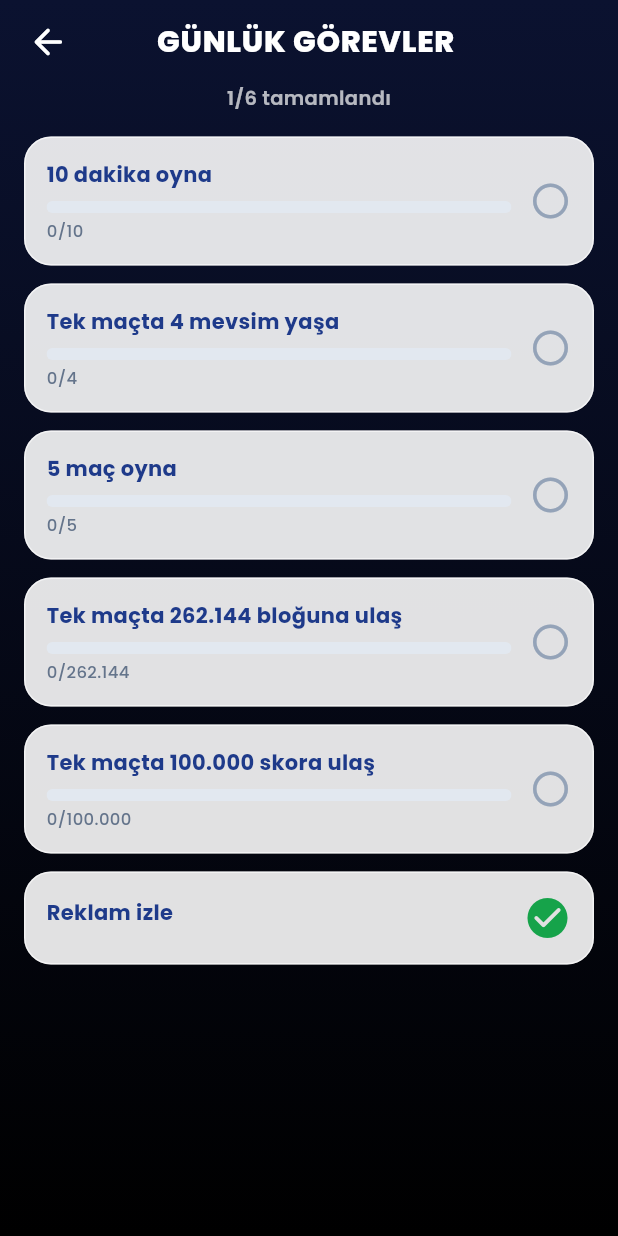
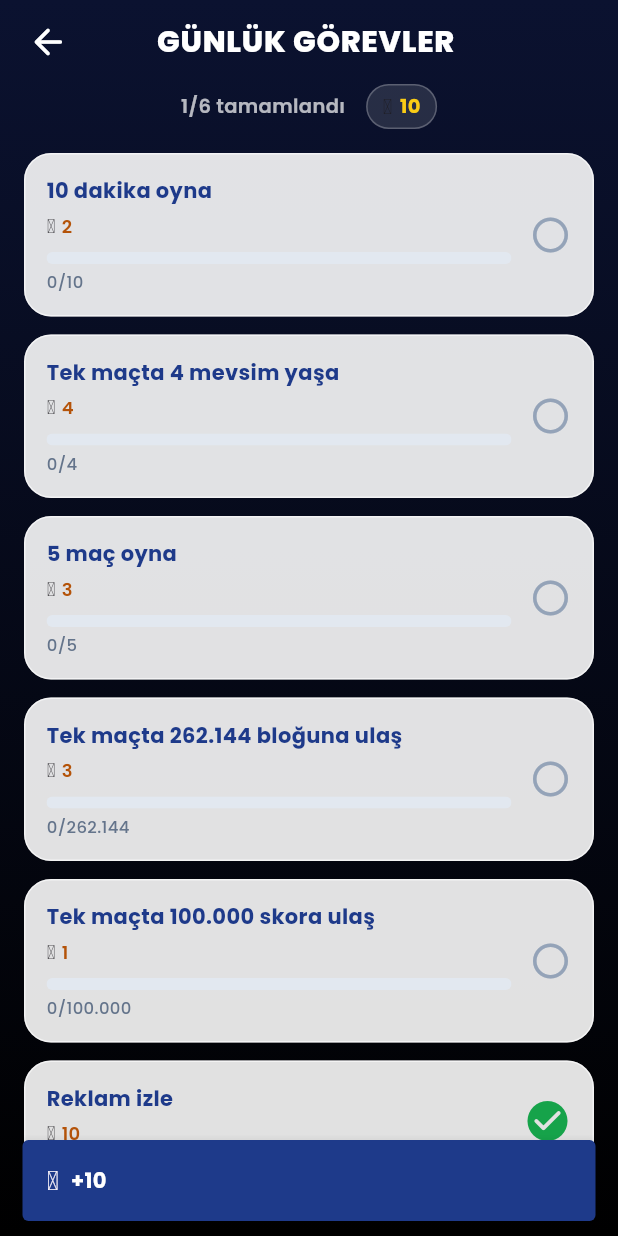
Before and after one commit to ibovibo/tetris2048-flutter, a Flutter app: the DailyQuestScreen screen opened directly, after a tap on "İzle", on a phone screen of 412 x 824 dp. Run offline on Flutter 3.47's test engine with Material 3 defaults, Android fonts, the phone set to English and light mode, and no system bars; our stand-ins replace cloud_firestore, firebase_auth, firebase_core, google_fonts, image_picker, shared_preferences; missing offline and left inert: flame, flame_audio; accounts and stored records are empty; network calls fail.

Commit message:
gunluk gorev odullerı

```diff
--- /dev/null
+++ b/lib/currency_manager.dart
@@ -0,0 +1,25 @@
+import 'package:shared_preferences/shared_preferences.dart';
+
+class CurrencyManager {
+  static int gold = 0;
+
+  static Future<void> load() async {
+    final prefs = await SharedPreferences.getInstance();
+    gold = prefs.getInt('gold') ?? 0;
+  }
+
+  static Future<void> addGold(int amount) async {
+    gold += amount;
+    final prefs = await SharedPreferences.getInstance();
+    await prefs.setInt('gold', gold);
+  }
+
+  // Harcama (mağaza için, sonra kullanılacak)
+  static Future<bool> spendGold(int amount) async {
+    if (gold < amount) return false;
+    gold -= amount;
+    final prefs = await SharedPreferences.getInstance();
+    await prefs.setInt('gold', gold);
+    return true;
+  }
+}
--- a/lib/daily_quest_data.dart
+++ b/lib/daily_quest_data.dart
@@ -11,6 +11,7 @@ class QuestTemplate {
   final int target;
   // seasons için: true = o gün toplam, false = tek maçta. Diğer tiplerde kullanılmaz.
   final bool isTotal;
+  final int goldReward;
 
   const QuestTemplate({
     required this.id,
@@ -18,6 +19,7 @@ class QuestTemplate {
     required this.difficulty,
     required this.target,
     this.isTotal = false,
+    required this.goldReward,
   });
 }
 
@@ -56,39 +58,39 @@ String questDescription(QuestTemplate t) {
 // Her kademede 2 seçenekli tipler (reachScore, reachBlock, seasons) için 2 template.
 const List<QuestTemplate> kQuestPool = [
   // reachScore — tek maçta X skora ulaş
-  QuestTemplate(id: 'reachScore_easy_1', type: QuestType.reachScore, difficulty: QuestDifficulty.easy, target: 100000),
-  QuestTemplate(id: 'reachScore_easy_2', type: QuestType.reachScore, difficulty: QuestDifficulty.easy, target: 500000),
-  QuestTemplate(id: 'reachScore_medium_1', type: QuestType.reachScore, difficulty: QuestDifficulty.medium, target: 1000000),
-  QuestTemplate(id: 'reachScore_medium_2', type: QuestType.reachScore, difficulty: QuestDifficulty.medium, target: 5000000),
-  QuestTemplate(id: 'reachScore_hard_1', type: QuestType.reachScore, difficulty: QuestDifficulty.hard, target: 10000000),
-  QuestTemplate(id: 'reachScore_hard_2', type: QuestType.reachScore, difficulty: QuestDifficulty.hard, target: 50000000),
+  QuestTemplate(id: 'reachScore_easy_1', type: QuestType.reachScore, difficulty: QuestDifficulty.easy, target: 100000, goldReward: 1),
+  QuestTemplate(id: 'reachScore_easy_2', type: QuestType.reachScore, difficulty: QuestDifficulty.easy, target: 500000, goldReward: 2),
+  QuestTemplate(id: 'reachScore_medium_1', type: QuestType.reachScore, difficulty: QuestDifficulty.medium, target: 1000000, goldReward: 3),
+  QuestTemplate(id: 'reachScore_medium_2', type: QuestType.reachScore, difficulty: QuestDifficulty.medium, target: 5000000, goldReward: 4),
+  QuestTemplate(id: 'reachScore_hard_1', type: QuestType.reachScore, difficulty: QuestDifficulty.hard, target: 10000000, goldReward: 5),
+  QuestTemplate(id: 'reachScore_hard_2', type: QuestType.reachScore, difficulty: QuestDifficulty.hard, target: 50000000, goldReward: 6),
 
   // reachBlock — tek maçta X bloğuna ulaş
-  QuestTemplate(id: 'reachBlock_easy_1', type: QuestType.reachBlock, difficulty: QuestDifficulty.easy, target: 2048),
-  QuestTemplate(id: 'reachBlock_easy_2', type: QuestType.reachBlock, difficulty: QuestDifficulty.easy, target: 16384),
-  QuestTemplate(id: 'reachBlock_medium_1', type: QuestType.reachBlock, difficulty: QuestDifficulty.medium, target: 262144),
-  QuestTemplate(id: 'reachBlock_medium_2', type: QuestType.reachBlock, difficulty: QuestDifficulty.medium, target: 4194304),
-  QuestTemplate(id: 'reachBlock_hard_1', type: QuestType.reachBlock, difficulty: QuestDifficulty.hard, target: 67108864),
-  QuestTemplate(id: 'reachBlock_hard_2', type: QuestType.reachBlock, difficulty: QuestDifficulty.hard, target: 536870912),
+  QuestTemplate(id: 'reachBlock_easy_1', type: QuestType.reachBlock, difficulty: QuestDifficulty.easy, target: 2048, goldReward: 1),
+  QuestTemplate(id: 'reachBlock_easy_2', type: QuestType.reachBlock, difficulty: QuestDifficulty.easy, target: 16384, goldReward: 2),
+  QuestTemplate(id: 'reachBlock_medium_1', type: QuestType.reachBlock, difficulty: QuestDifficulty.medium, target: 262144, goldReward: 3),
+  QuestTemplate(id: 'reachBlock_medium_2', type: QuestType.reachBlock, difficulty: QuestDifficulty.medium, target: 4194304, goldReward: 4),
+  QuestTemplate(id: 'reachBlock_hard_1', type: QuestType.reachBlock, difficulty: QuestDifficulty.hard, target: 67108864, goldReward: 5),
+  QuestTemplate(id: 'reachBlock_hard_2', type: QuestType.reachBlock, difficulty: QuestDifficulty.hard, target: 536870912, goldReward: 6),
 
   // playMatches — X maç oyna (gün boyu birikir)
-  QuestTemplate(id: 'playMatches_easy', type: QuestType.playMatches, difficulty: QuestDifficulty.easy, target: 1),
-  QuestTemplate(id: 'playMatches_medium', type: QuestType.playMatches, difficulty: QuestDifficulty.medium, target: 3),
-  QuestTemplate(id: 'playMatches_hard', type: QuestType.playMatches, difficulty: QuestDifficulty.hard, target: 5),
+  QuestTemplate(id: 'playMatches_easy', type: QuestType.playMatches, difficulty: QuestDifficulty.easy, target: 1, goldReward: 1),
+  QuestTemplate(id: 'playMatches_medium', type: QuestType.playMatches, difficulty: QuestDifficulty.medium, target: 3, goldReward: 2),
+  QuestTemplate(id: 'playMatches_hard', type: QuestType.playMatches, difficulty: QuestDifficulty.hard, target: 5, goldReward: 3),
 
   // seasons — her kademede 2 ayrı görev: "tek maçta" ve "o gün toplam"
-  QuestTemplate(id: 'seasons_single_easy', type: QuestType.seasons, difficulty: QuestDifficulty.easy, target: 2, isTotal: false),
-  QuestTemplate(id: 'seasons_total_easy', type: QuestType.seasons, difficulty: QuestDifficulty.easy, target: 3, isTotal: true),
-  QuestTemplate(id: 'seasons_single_medium', type: QuestType.seasons, difficulty: QuestDifficulty.medium, target: 4, isTotal: false),
-  QuestTemplate(id: 'seasons_total_medium', type: QuestType.seasons, difficulty: QuestDifficulty.medium, target: 6, isTotal: true),
-  QuestTemplate(id: 'seasons_single_hard', type: QuestType.seasons, difficulty: QuestDifficulty.hard, target: 5, isTotal: false),
-  QuestTemplate(id: 'seasons_total_hard', type: QuestType.seasons, difficulty: QuestDifficulty.hard, target: 8, isTotal: true),
+  QuestTemplate(id: 'seasons_single_easy', type: QuestType.seasons, difficulty: QuestDifficulty.easy, target: 2, isTotal: false, goldReward: 2),
+  QuestTemplate(id: 'seasons_total_easy', type: QuestType.seasons, difficulty: QuestDifficulty.easy, target: 3, isTotal: true, goldReward: 2),
+  QuestTemplate(id: 'seasons_single_medium', type: QuestType.seasons, difficulty: QuestDifficulty.medium, target: 4, isTotal: false, goldReward: 4),
+  QuestTemplate(id: 'seasons_total_medium', type: QuestType.seasons, difficulty: QuestDifficulty.medium, target: 6, isTotal: true, goldReward: 4),
+  QuestTemplate(id: 'seasons_single_hard', type: QuestType.seasons, difficulty: QuestDifficulty.hard, target: 5, isTotal: false, goldReward: 10),
+  QuestTemplate(id: 'seasons_total_hard', type: QuestType.seasons, difficulty: QuestDifficulty.hard, target: 8, isTotal: true, goldReward: 8),
 
   // activeTime — uygulama açık kalma süresi (dakika, gün boyu birikir)
-  QuestTemplate(id: 'activeTime_easy', type: QuestType.activeTime, difficulty: QuestDifficulty.easy, target: 10),
-  QuestTemplate(id: 'activeTime_medium', type: QuestType.activeTime, difficulty: QuestDifficulty.medium, target: 20),
-  QuestTemplate(id: 'activeTime_hard', type: QuestType.activeTime, difficulty: QuestDifficulty.hard, target: 30),
+  QuestTemplate(id: 'activeTime_easy', type: QuestType.activeTime, difficulty: QuestDifficulty.easy, target: 10, goldReward: 2),
+  QuestTemplate(id: 'activeTime_medium', type: QuestType.activeTime, difficulty: QuestDifficulty.medium, target: 20, goldReward: 4),
+  QuestTemplate(id: 'activeTime_hard', type: QuestType.activeTime, difficulty: QuestDifficulty.hard, target: 30, goldReward: 6),
 
   // watchAd — sabit, her gün eklenir
-  QuestTemplate(id: 'watchAd', type: QuestType.watchAd, difficulty: QuestDifficulty.easy, target: 1),
+  QuestTemplate(id: 'watchAd', type: QuestType.watchAd, difficulty: QuestDifficulty.easy, target: 1, goldReward: 10),
 ];
--- a/lib/daily_quest_manager.dart
+++ b/lib/daily_quest_manager.dart
@@ -5,6 +5,7 @@ import 'dart:math';
 import 'package:flutter/widgets.dart';
 import 'package:shared_preferences/shared_preferences.dart';
 
+import 'currency_manager.dart';
 import 'daily_quest_data.dart';
 
 class DailyQuest {
@@ -197,7 +198,7 @@ class DailyQuestManager {
         case QuestType.watchAd:
           break;
       }
-      _checkAndComplete(q);
+      await _checkAndComplete(q);
     }
     await _persist();
   }
@@ -208,7 +209,7 @@ class DailyQuestManager {
       if (q.completed) continue;
       if (q.template.type == QuestType.seasons && q.template.isTotal) {
         q.progress++;
-        _checkAndComplete(q);
+        await _checkAndComplete(q);
       }
     }
     await _persist();
@@ -220,7 +221,7 @@ class DailyQuestManager {
       if (q.completed) continue;
       if (q.template.type == QuestType.activeTime) {
         q.progress += minutes;
-        _checkAndComplete(q);
+        await _checkAndComplete(q);
       }
     }
     await _persist();
@@ -231,17 +232,19 @@ class DailyQuestManager {
     for (final q in todaysQuests) {
       if (q.template.type == QuestType.watchAd && !q.completed) {
         q.progress = q.template.target;
-        q.completed = true;
-        // TODO: sikke ödülü
+        await _checkAndComplete(q);
       }
     }
     await _persist();
   }
 
-  static void _checkAndComplete(DailyQuest q) {
+  // Görev ilk kez tamamlanınca (false->true geçişi) altın ödülünü verir.
+  // `completed` bayrağı zaten kalıcı olduğundan bu geçiş görev başına en fazla
+  // bir kez gerçekleşir — çift ödül verilmez.
+  static Future<void> _checkAndComplete(DailyQuest q) async {
     if (!q.completed && q.progress >= q.template.target) {
       q.completed = true;
-      // TODO: sikke ödülü
+      await CurrencyManager.addGold(q.template.goldReward);
     }
   }
 
--- a/lib/main.dart
+++ b/lib/main.dart
@@ -5,6 +5,7 @@ import 'package:flutter/services.dart';
 import 'achievement_manager.dart';
 import 'avatar_manager.dart';
 import 'block_skin_manager.dart';
+import 'currency_manager.dart';
 import 'daily_quest_manager.dart';
 import 'game/sound_manager.dart';
 import 'l10n.dart';
@@ -24,6 +25,7 @@ void main() async {
   await StatsManager.load();
   await AvatarManager.load();
   await BlockSkinManager.load();
+  await CurrencyManager.load();
   await DailyQuestManager.load();
   await AchievementManager.load();
   await LifeManager.load();
--- a/lib/menu_screen.dart
+++ b/lib/menu_screen.dart
@@ -272,22 +272,15 @@ class _MenuScreenState extends State<MenuScreen>
                     MaterialPageRoute(builder: (_) => const BlockSkinScreen()),
                   );
                 },
-                child: Container(
+                child: SizedBox(
                   width: w * 0.13,
                   height: w * 0.13,
-                  constraints: const BoxConstraints(minWidth: 44, minHeight: 44),
-                  decoration: BoxDecoration(
-                    shape: BoxShape.circle,
-                    color: const Color(0xFF1E3A8A).withValues(alpha: 0.85),
-                    border: Border.all(color: Colors.white, width: 1.5),
-                    boxShadow: const [
-                      BoxShadow(color: Colors.black45, blurRadius: 6, offset: Offset(0, 2)),
-                    ],
-                  ),
-                  child: Icon(
-                    Icons.image_rounded,
-                    color: Colors.white,
-                    size: w * 0.065,
+                  child: ConstrainedBox(
+                    constraints: const BoxConstraints(minWidth: 44, minHeight: 44),
+                    child: Image.asset(
+                      'assets/images/gorsel.png',
+                      fit: BoxFit.contain,
+                    ),
                   ),
                 ),
               ),
--- a/lib/screens/daily_quest_screen.dart
+++ b/lib/screens/daily_quest_screen.dart
@@ -3,6 +3,7 @@ import 'dart:async';
 import 'package:flutter/material.dart';
 import 'package:google_fonts/google_fonts.dart';
 
+import '../currency_manager.dart';
 import '../daily_quest_data.dart';
 import '../daily_quest_manager.dart';
 import '../l10n.dart';
@@ -17,13 +18,20 @@ class DailyQuestScreen extends StatefulWidget {
 class _DailyQuestScreenState extends State<DailyQuestScreen> {
   Timer? _refreshTimer;
   bool _watchingAd = false;
+  late Set<String> _completedIds;
 
   @override
   void initState() {
     super.initState();
+    _completedIds = DailyQuestManager.todaysQuests
+        .where((q) => q.completed)
+        .map((q) => q.template.id)
+        .toSet();
     // activeTime görevi arka planda ilerleyebilir — ekran açıkken düzenli tazele.
     _refreshTimer = Timer.periodic(const Duration(seconds: 15), (_) {
-      if (mounted) setState(() {});
+      if (!mounted) return;
+      setState(() {});
+      _checkNewlyCompleted();
     });
   }
 
@@ -33,11 +41,44 @@ class _DailyQuestScreenState extends State<DailyQuestScreen> {
     super.dispose();
   }
 
+  // Arka planda (aktif süre vb.) tamamlanan görevleri yakalayıp altın efektini gösterir.
+  void _checkNewlyCompleted() {
+    for (final q in DailyQuestManager.todaysQuests) {
+      if (q.completed && !_completedIds.contains(q.template.id)) {
+        _completedIds.add(q.template.id);
+        _showGoldToast(q.template.goldReward);
+      }
+    }
+  }
+
+  void _showGoldToast(int amount) {
+    if (!mounted) return;
+    ScaffoldMessenger.of(context).showSnackBar(
+      SnackBar(
+        backgroundColor: const Color(0xFF1E3A8A),
+        duration: const Duration(seconds: 2),
+        behavior: SnackBarBehavior.floating,
+        content: Row(
+          mainAxisSize: MainAxisSize.min,
+          children: [
+            const Text('🪙', style: TextStyle(fontSize: 18)),
+            const SizedBox(width: 8),
+            Text(
+              '+$amount',
+              style: GoogleFonts.poppins(color: Colors.white, fontWeight: FontWeight.w700),
+            ),
+          ],
+        ),
+      ),
+    );
+  }
+
   Future<void> _watchAd() async {
     setState(() => _watchingAd = true);
     // TODO: gerçek rewarded reklam SDK entegrasyonu (AdMob/AppLovin)
     await Future<void>.delayed(const Duration(seconds: 1));
     await DailyQuestManager.completeWatchAd();
+    _checkNewlyCompleted();
     if (mounted) setState(() => _watchingAd = false);
   }
 
@@ -73,6 +114,22 @@ class _DailyQuestScreenState extends State<DailyQuestScreen> {
                         fontWeight: FontWeight.w700,
                         color: const Color(0xFF1E3A8A),
                       ),
+                    ),
+                    const SizedBox(height: 4),
+                    Row(
+                      mainAxisSize: MainAxisSize.min,
+                      children: [
+                        const Text('🪙', style: TextStyle(fontSize: 13)),
+                        const SizedBox(width: 4),
+                        Text(
+                          '${q.template.goldReward}',
+                          style: GoogleFonts.poppins(
+                            fontSize: 12,
+                            fontWeight: FontWeight.w600,
+                            color: const Color(0xFFB45309),
+                          ),
+                        ),
+                      ],
                     ),
                     const SizedBox(height: 8),
                     if (!isAd) ...[
@@ -181,7 +238,10 @@ class _DailyQuestScreenState extends State<DailyQuestScreen> {
               ),
               Padding(
                 padding: const EdgeInsets.only(bottom: 8),
-                child: Text(
+                child: Row(
+                  mainAxisAlignment: MainAxisAlignment.center,
+                  children: [
+                    Text(
                       L10n.t('quests_completed_label')
                           .replaceAll('{count}', '${DailyQuestManager.completedCount}')
                           .replaceAll('{total}', '${quests.length}'),
@@ -190,6 +250,32 @@ class _DailyQuestScreenState extends State<DailyQuestScreen> {
                         fontWeight: FontWeight.w600,
                         color: Colors.white70,
                       ),
+                    ),
+                    const SizedBox(width: 14),
+                    Container(
+                      padding: const EdgeInsets.symmetric(horizontal: 10, vertical: 4),
+                      decoration: BoxDecoration(
+                        color: Colors.white.withValues(alpha: 0.12),
+                        borderRadius: BorderRadius.circular(20),
+                        border: Border.all(color: Colors.white24, width: 1),
+                      ),
+                      child: Row(
+                        mainAxisSize: MainAxisSize.min,
+                        children: [
+                          const Text('🪙', style: TextStyle(fontSize: 14)),
+                          const SizedBox(width: 5),
+                          Text(
+                            '${CurrencyManager.gold}',
+                            style: GoogleFonts.poppins(
+                              fontSize: 13,
+                              fontWeight: FontWeight.w700,
+                              color: const Color(0xFFFACC15),
+                            ),
+                          ),
+                        ],
+                      ),
+                    ),
+                  ],
                 ),
               ),
               Expanded(
```
Also changed, not shown: .claude/settings.json, assets/images/gorsel.png (added). Lines whose indentation alone changed are shown as unchanged.
